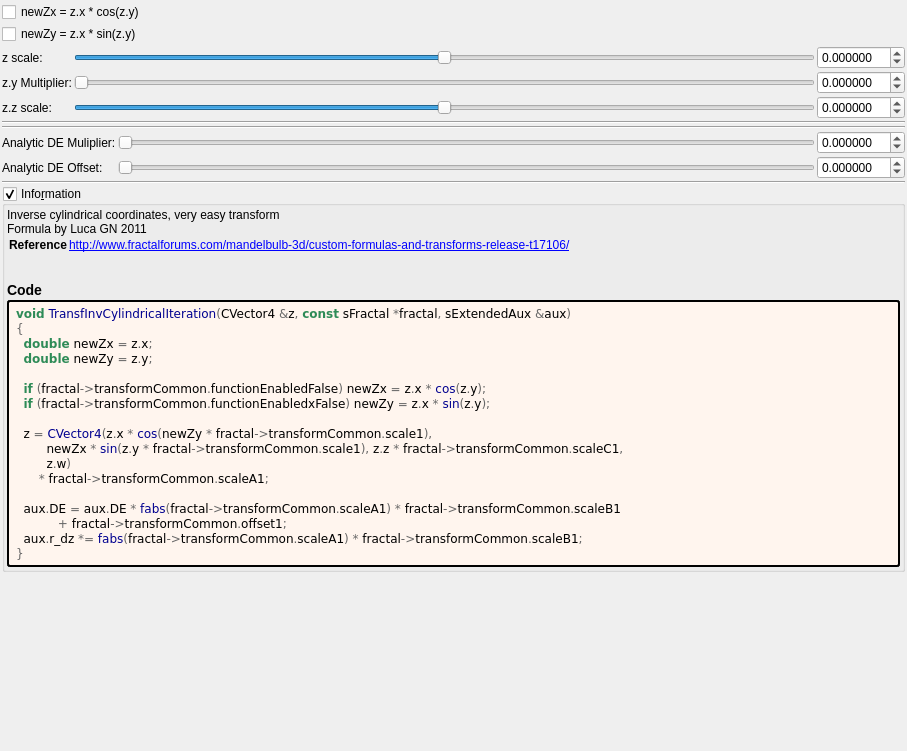
The window that mandelbulber2/formula/ui/fractal_transf_inv_cylindrical.ui (buddhi1980/mandelbulber2) describes before a commit, drawn with Qt 5.
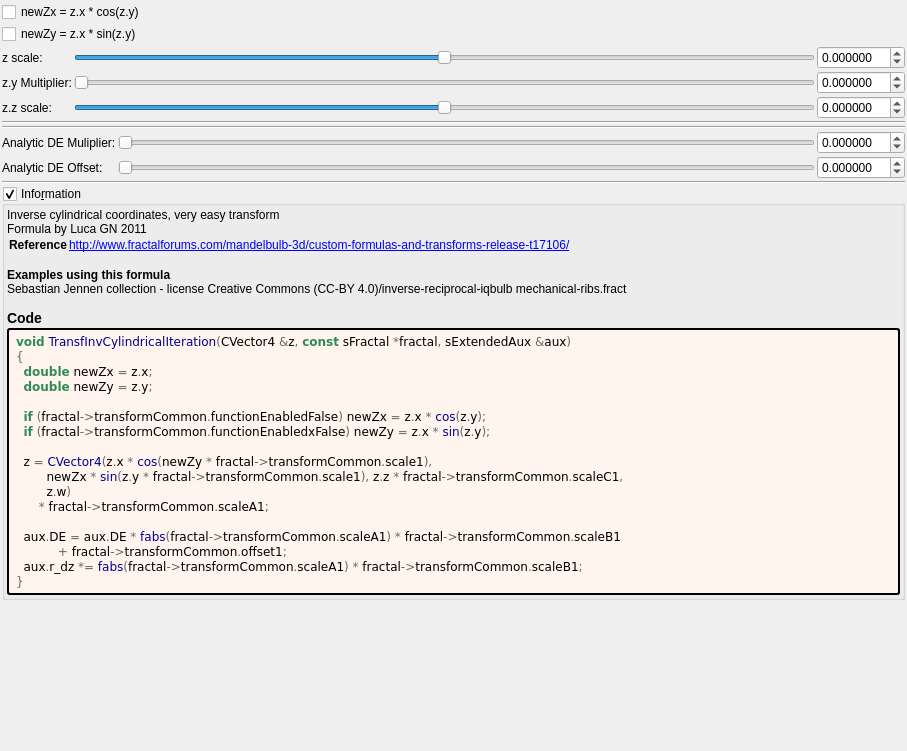
The same window after the commit. Custom widgets are drawn as their Qt base class.

```diff
--- a/mandelbulber2/formula/ui/fractal_transf_inv_cylindrical.ui
+++ b/mandelbulber2/formula/ui/fractal_transf_inv_cylindrical.ui
@@ -433,7 +433,7 @@
 &lt;tr&gt;&lt;th&gt;Reference&lt;/th&gt;&lt;td&gt;&lt;a href=&quot;http://www.fractalforums.com/mandelbulb-3d/custom-formulas-and-transforms-release-t17106/&quot;&gt;http://www.fractalforums.com/mandelbulb-3d/custom-formulas-and-transforms-release-t17106/&lt;br&gt;
 &lt;/td&gt;&lt;/tr&gt;
 &lt;/table&gt;
-&lt;h3&gt;Code&lt;/h3&gt;</string>
+&lt;br&gt;&lt;b&gt;Examples using this formula&lt;/b&gt;&lt;br&gt;Sebastian Jennen collection - license Creative Commons  (CC-BY 4.0)/inverse-reciprocal-iqbulb mechanical-ribs.fract&lt;h3&gt;Code&lt;/h3&gt;</string>
         </property>
         <property name="wordWrap">
          <bool>true</bool>
```
